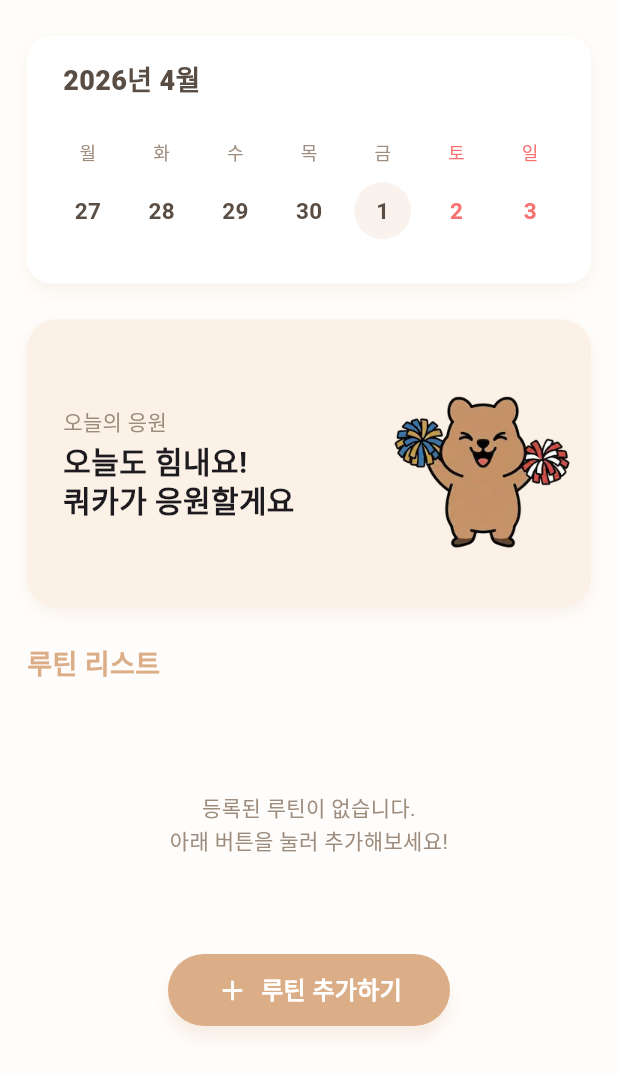
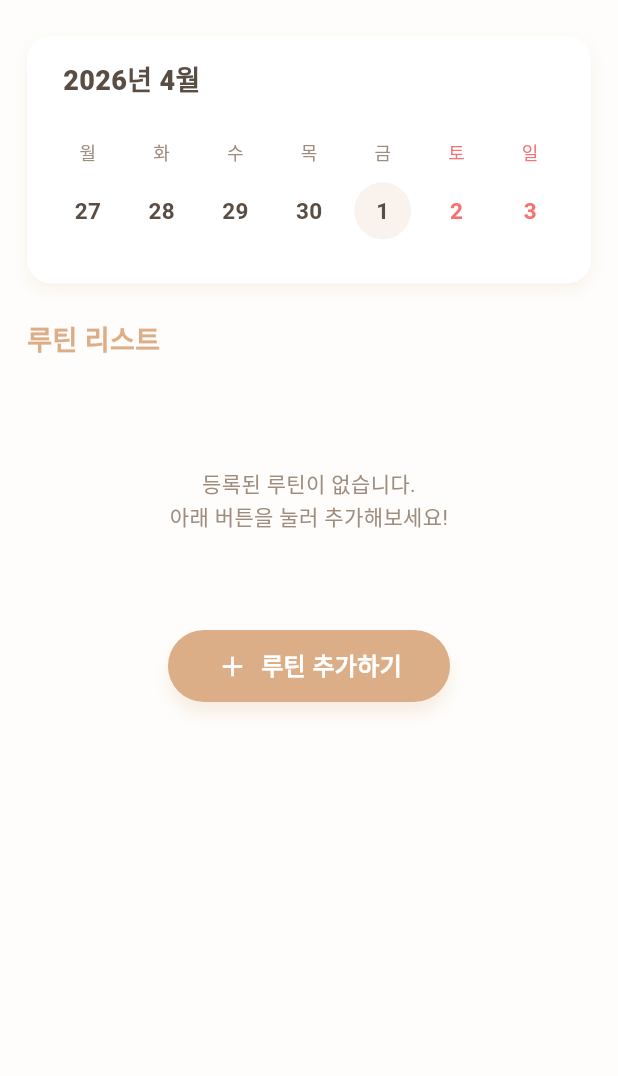
Before and after one commit to Routine-Connect/RoutineBridge, a Flutter app: the HomeScreen screen opened directly, on a phone screen of 412 x 824 dp. Shown: the top 1076 px of the screen. Run offline on Flutter 3.47's test engine with Material 3 defaults, Android fonts, the phone set to English and light mode, and no system bars; our stand-ins replace flutter_secure_storage, flutter_slidable, image_picker, permission_handler, phosphor_flutter, vibration; accounts and stored records are empty; network calls fail; Roboto replaces fonts that are missing (Pretendard).

Commit message:
reafactor :캐릭터  배너 제거 및 스낵바로 변경

```diff
--- a/lib/screen/home_screen.dart
+++ b/lib/screen/home_screen.dart
@@ -39,27 +39,62 @@ class _HomeScreenState extends State<HomeScreen> {
         physics: const AlwaysScrollableScrollPhysics(),
         children: [
           const SizedBox(height: 24),
+          // 상단 달력
           const HomeWeekCalendar(),
-          const SizedBox(height: _sectionGap),
-          const HomeCheerBanner(),
           const SizedBox(height: _sectionGap),
 
           // 루틴 리스트 헤더
-          const Row(
+          const RoutineListHeader(),
+          const SizedBox(height: 16),
+
+          // 데이터 연동 루틴 리스트
+          const HomeRoutineList(),
+          const SizedBox(height: _sectionGap),
+
+          // 루틴 추가 버튼
+          const HomeAddRoutineButton(),
+
+          SizedBox(height: 25 + bottomInset),
+        ],
+      ),
+    );
+  }
+}
+
+// ==============================================
+// HomeScreen을 깔끔하게 만들기 위해 분리해낸 위젯
+// ==============================================
+
+/// 1. 루틴 리스트 헤더 위젯
+class RoutineListHeader extends StatelessWidget {
+  const RoutineListHeader({super.key});
+
+  @override
+  Widget build(BuildContext context) {
+    return const Row(
       mainAxisAlignment: MainAxisAlignment.spaceBetween,
       children: [
-              Text('루틴 리스트', style: TextStyle(fontSize: 18, fontWeight: FontWeight.w700, color: AppColors.primary)),
+        Text(
+          '루틴 리스트',
+          style: TextStyle(fontSize: 18, fontWeight: FontWeight.w700, color: AppColors.primary),
+        ),
       ],
-          ),
-          const SizedBox(height: 16),
+    );
+  }
+}
 
-          // 🚀 데이터 연동된 루틴 리스트 (깜빡임 없는 부드러운 로딩 UX 적용)
-          Consumer<RoutineProvider>(
+/// 2. 루틴 리스트 메인 위젯 (상태 구독 및 렌더링 로직 포함)
+class HomeRoutineList extends StatelessWidget {
+  const HomeRoutineList({super.key});
+
+  @override
+  Widget build(BuildContext context) {
+    return Consumer<RoutineProvider>(
       builder: (context, routineProvider, child) {
         final routines = routineProvider.routines;
         final isLoading = routineProvider.isLoading;
 
-              // 💡 미래 날짜 판별 로직 추가 (시간은 무시하고 '날짜'만 비교합니다)
+        // 미래 날짜 판별 로직
         final selectedDate = DateUtils.dateOnly(routineProvider.selectedDate);
         final today = DateUtils.dateOnly(DateTime.now());
         final bool isFutureDate = selectedDate.isAfter(today);
@@ -67,48 +102,46 @@ class _HomeScreenState extends State<HomeScreen> {
         return Column(
           crossAxisAlignment: CrossAxisAlignment.start,
           children: [
-                  // 1. 상단 얇은 로딩 바 (공간이 들썩거리지 않게 고정 높이 지정)
+            // 상단 얇은 로딩 바
             SizedBox(
               height: 3,
               child: isLoading
                   ? const LinearProgressIndicator(color: AppColors.primary, backgroundColor: Colors.transparent)
                   : const SizedBox.shrink(),
             ),
-                  const SizedBox(height: 13), // 기존 여백 16에서 로딩바 높이(3)를 뺀 값
+            const SizedBox(height: 13),
 
-                  // 2. 등록된 루틴이 없을 때 (로딩 중이 아닐 때만 표시)
+            // 등록된 루틴이 없을 때
             if (routines.isEmpty && !isLoading)
               const Padding(
                 padding: EdgeInsets.symmetric(vertical: 40),
                 child: Center(
-                        child: Text('등록된 루틴이 없습니다.\n아래 버튼을 눌러 추가해보세요!',
+                  child: Text(
+                    '등록된 루틴이 없습니다.\n아래 버튼을 눌러 추가해보세요!',
                     textAlign: TextAlign.center,
                     style: TextStyle(color: AppColors.secondary, height: 1.5)
                   )
                 ),
               ),
 
-                  // 3. 루틴 리스트 렌더링 (핵심!)
+            // 루틴 리스트 렌더링
             if (routines.isNotEmpty || isLoading)
               Opacity(
-                      opacity: isLoading ? 0.4 : 1.0, // 💡 로딩 중일 때는 40% 투명도로 흐려짐
+                opacity: isLoading ? 0.4 : 1.0,
                 child: IgnorePointer(
-                        ignoring: isLoading, // 💡 로딩 중일 때는 중복 클릭 방지
+                  ignoring: isLoading,
                   child: ListView.builder(
                     shrinkWrap: true,
                     physics: const NeverScrollableScrollPhysics(),
-                          itemCount: isLoading && routines.isEmpty ? 0 : routines.length, // 데이터가 아예 없는데 로딩 중이면 안그림
+                    itemCount: isLoading && routines.isEmpty ? 0 : routines.length,
                     itemBuilder: (context, index) {
                       final routine = routines[index];
 
-                            // 서버에서 받은 icon_id 추출
                       final int iconId = routine['icon_id'] ?? routine['iconId'] ?? 1;
-                            // 🚀 리스트에서 아이콘, 배경색, 전경색을 인덱스로 찾기
                       final IconData matchedIcon = AppIcons.routineIcons[(iconId - 1).clamp(0, 19)];
                       final Color matchedBackgroundColor = AppIcons.routineIconBackgroundColors[(iconId - 1).clamp(0, 19)];
                       final Color matchedForegroundColor = AppIcons.routineIconForegroundColors[(iconId - 1).clamp(0, 19)];
 
-                            // 시간 문자열 가공 ("09:00:00" -> "09:00")
                       String timeRaw = routine['alarm_time'] ?? routine['alarmTime'] ?? '';
                       String displayTime = timeRaw.length >= 5 ? timeRaw.substring(0, 5) : timeRaw;
 
@@ -133,15 +166,23 @@ class _HomeScreenState extends State<HomeScreen> {
           ],
         );
       },
-          ),
-          const SizedBox(height: _sectionGap),
+    );
+  }
+}
 
-          // 🚀 루틴 추가 버튼 (모달 연결)
-          Center(
+/// 3. 루틴 추가 버튼 위젯
+class HomeAddRoutineButton extends StatelessWidget {
+  const HomeAddRoutineButton({super.key});
+
+  @override
+  Widget build(BuildContext context) {
+    return Center(
       child: DecoratedBox(
         decoration: BoxDecoration(
           borderRadius: BorderRadius.circular(999),
-                boxShadow: [BoxShadow(color: AppColors.primary.withOpacity(0.2), blurRadius: 8, offset: const Offset(0, 8))],
+          boxShadow: [
+            BoxShadow(color: AppColors.primary.withOpacity(0.2), blurRadius: 8, offset: const Offset(0, 8))
+          ],
         ),
         child: Material(
           color: AppColors.primary,
@@ -163,13 +204,10 @@ class _HomeScreenState extends State<HomeScreen> {
           ),
         ),
       ),
-          ),
-          SizedBox(height: 25 + bottomInset),
-        ],
-      ),
     );
   }
 }
+
 
 // --- 완료 상태를 구분하기 위한 Enum ---
 enum DayCompletionStatus { none, partial, full }
@@ -382,33 +420,3 @@ class _DayColumn extends StatelessWidget {
     );
   }
 }
-
-// --- 응원 배너 ---
-class HomeCheerBanner extends StatelessWidget {
-  const HomeCheerBanner({super.key});
-
-  @override
-  Widget build(BuildContext context) {
-    return Container(
-      height: 192, width: double.infinity,
-      decoration: BoxDecoration(color: AppColors.primaryContainer, borderRadius: BorderRadius.circular(20), boxShadow: AppShadows.plushShadow),
-      child: Stack(
-        children: [
-          const Padding(
-            padding: EdgeInsets.all(24),
-            child: Column(
-              crossAxisAlignment: CrossAxisAlignment.start,
-              mainAxisAlignment: MainAxisAlignment.center,
-              children: [
-                Text('오늘의 응원', style: TextStyle(fontSize: 14, color: AppColors.secondary)),
-                SizedBox(height: 4),
-                Text('오늘도 힘내요!\n쿼카가 응원할게요', style: TextStyle(fontSize: 20, fontWeight: FontWeight.bold, height: 1.2)),
-              ],
-            ),
-          ),
-          Positioned(right: -3, bottom: 25, child: Image.asset('assets/images/quokka_cheerleader.webp', width: 150, fit: BoxFit.contain)),
-        ],
-      ),
-    );
-  }
-}
```
Lines whose indentation alone changed are shown as unchanged.
